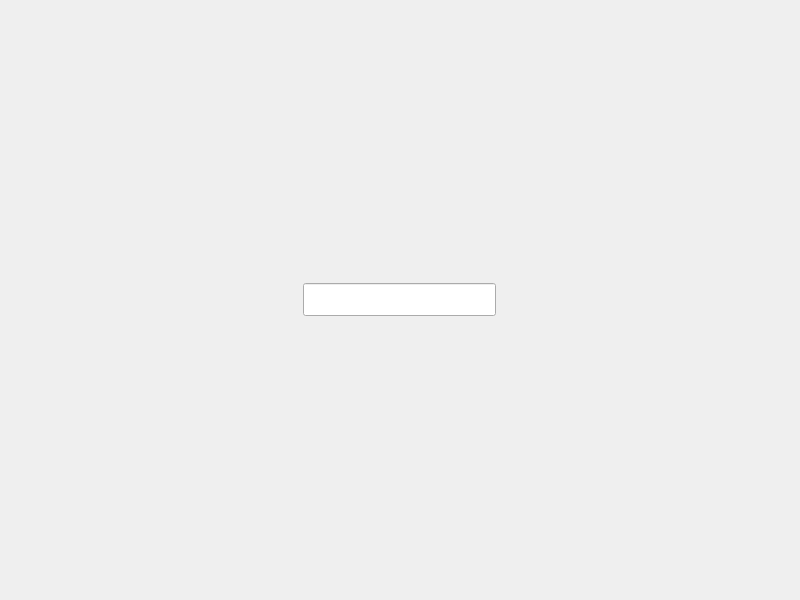
Aredking/Password-Manager, file res/ui/entryForm.ui: the form before one commit.
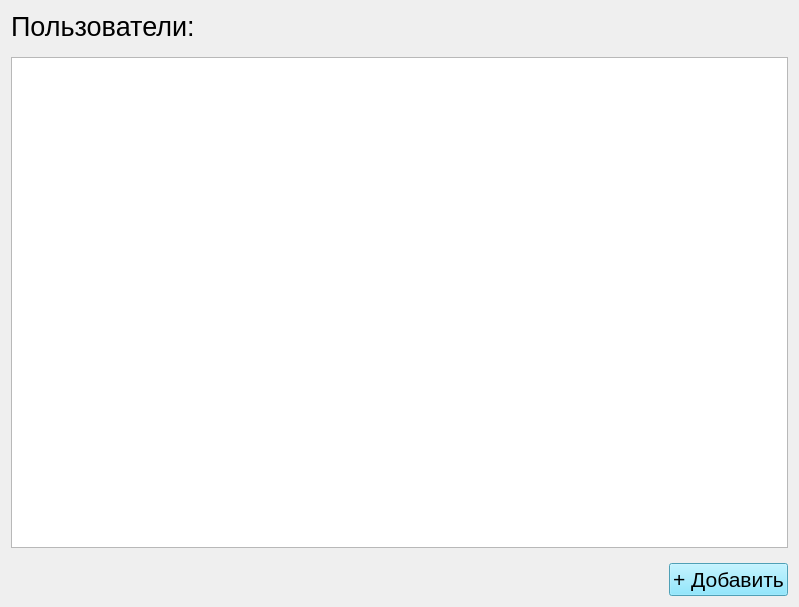
The form after the commit.

Diff of the .ui file:
```diff
--- a/res/ui/entryForm.ui
+++ b/res/ui/entryForm.ui
@@ -6,16 +6,63 @@
    <rect>
     <x>0</x>
     <y>0</y>
-    <width>800</width>
-    <height>600</height>
+    <width>799</width>
+    <height>607</height>
    </rect>
   </property>
   <property name="windowTitle">
    <string>Form</string>
   </property>
-  <layout class="QHBoxLayout" name="horizontalLayout">
+  <property name="styleSheet">
+   <string notr="true">#QPushButton {
+	background-color: #42aaff;
+}</string>
+  </property>
+  <layout class="QVBoxLayout" name="verticalLayout">
+   <property name="spacing">
+    <number>15</number>
+   </property>
    <item>
-    <widget class="QLineEdit" name="lineEdit">
+    <widget class="QLabel" name="label">
+     <property name="font">
+      <font>
+       <family>Segoe UI</family>
+       <pointsize>20</pointsize>
+       <weight>50</weight>
+       <bold>false</bold>
+      </font>
+     </property>
+     <property name="text">
+      <string>Пользователи:</string>
+     </property>
+    </widget>
+   </item>
+   <item>
+    <widget class="QListView" name="listUsers">
+     <property name="font">
+      <font>
+       <pointsize>16</pointsize>
+      </font>
+     </property>
+     <property name="focusPolicy">
+      <enum>Qt::NoFocus</enum>
+     </property>
+     <property name="contextMenuPolicy">
+      <enum>Qt::NoContextMenu</enum>
+     </property>
+     <property name="frameShape">
+      <enum>QFrame::StyledPanel</enum>
+     </property>
+     <property name="editTriggers">
+      <set>QAbstractItemView::EditKeyPressed</set>
+     </property>
+     <property name="showDropIndicator" stdset="0">
+      <bool>false</bool>
+     </property>
+    </widget>
+   </item>
+   <item alignment="Qt::AlignRight">
+    <widget class="QPushButton" name="newUserBtn">
      <property name="sizePolicy">
       <sizepolicy hsizetype="Fixed" vsizetype="Fixed">
        <horstretch>0</horstretch>
@@ -24,12 +71,15 @@
      </property>
      <property name="font">
       <font>
-       <family>Arial</family>
+       <family>Segoe UI</family>
        <pointsize>16</pointsize>
       </font>
      </property>
-     <property name="echoMode">
-      <enum>QLineEdit::Password</enum>
+     <property name="styleSheet">
+      <string notr="true">            background-color: #6fe0ff;</string>
+     </property>
+     <property name="text">
+      <string>+ Добавить</string>
      </property>
     </widget>
    </item>
```
